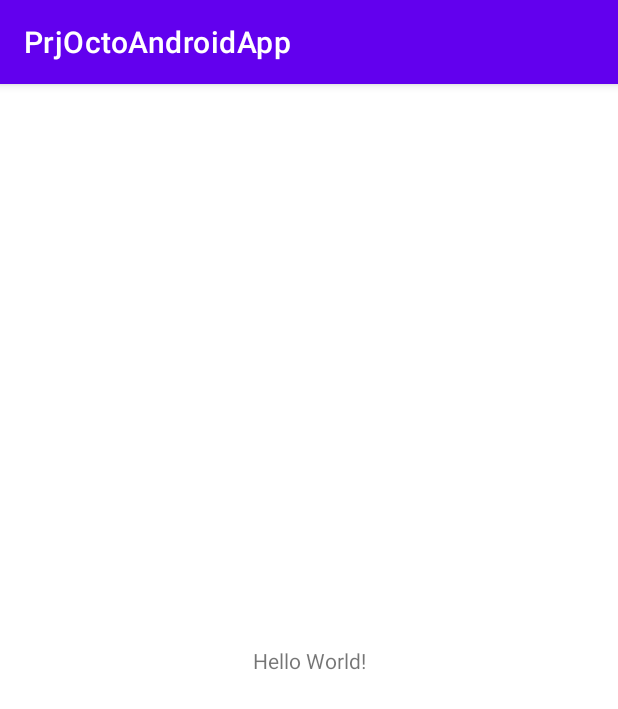
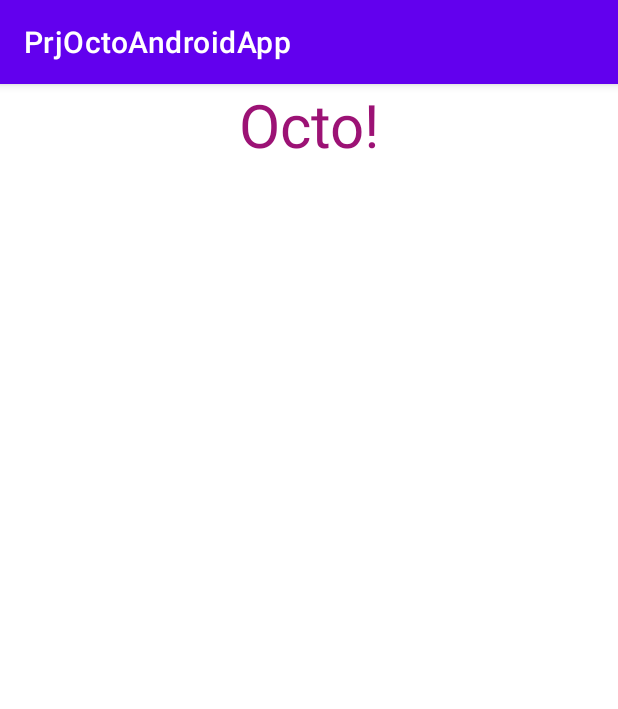
Before and after one commit to gabripaz/OctoAndroidApp, an Android app: the screen it shows after launch (MainActivity), on a phone screen of 412 x 824 dp. Shown: the top 709 px of the screen. Run offline under Robolectric (Android 15) with nearby library versions, the phone set to English and light mode, and no system bars.

Commit message:
I did an small change to the title to test

```diff
--- a/PrjOctoAndroidApp/app/src/main/res/layout/activity_main.xml
+++ b/PrjOctoAndroidApp/app/src/main/res/layout/activity_main.xml
@@ -9,8 +9,9 @@
     <TextView
         android:layout_width="wrap_content"
         android:layout_height="wrap_content"
-        android:text="Hello World!"
-        app:layout_constraintBottom_toBottomOf="parent"
+        android:text="Octo!"
+        android:textSize="40sp"
+        android:textColor="#9C1275"
         app:layout_constraintLeft_toLeftOf="parent"
         app:layout_constraintRight_toRightOf="parent"
         app:layout_constraintTop_toTopOf="parent" />
```
